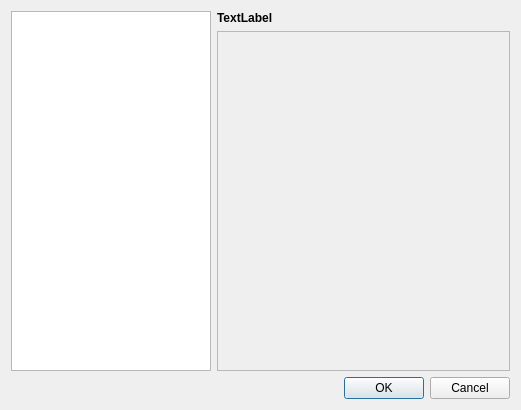
This is App/Dialogs/Settings/GeneralSettingsDialog.ui in FelixdelasPozas/EspINA as Qt 5 draws it before an edit. The edited form follows.
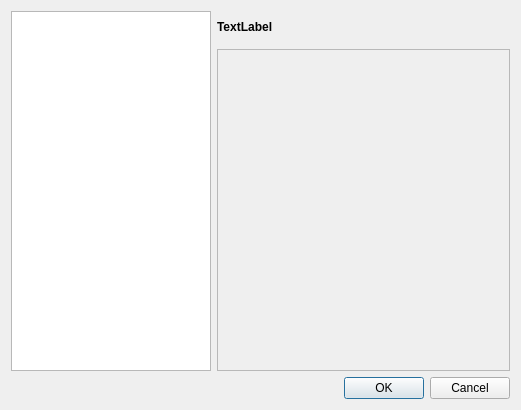
This is the edited form. Icons and pictures are not drawn.

Commit message: Aesthetic change in settings panel.

```diff
--- a/App/Dialogs/Settings/GeneralSettingsDialog.ui
+++ b/App/Dialogs/Settings/GeneralSettingsDialog.ui
@@ -66,6 +66,12 @@
          </item>
          <item>
           <widget class="QLabel" name="icon">
+           <property name="minimumSize">
+            <size>
+             <width>32</width>
+             <height>32</height>
+            </size>
+           </property>
            <property name="maximumSize">
             <size>
              <width>32</width>
@@ -104,8 +110,8 @@
            <rect>
             <x>0</x>
             <y>0</y>
-            <width>294</width>
-            <height>323</height>
+            <width>291</width>
+            <height>313</height>
            </rect>
           </property>
          </widget>
```
Left out of the diff: 4 changed lines with no effect on the pictures.
